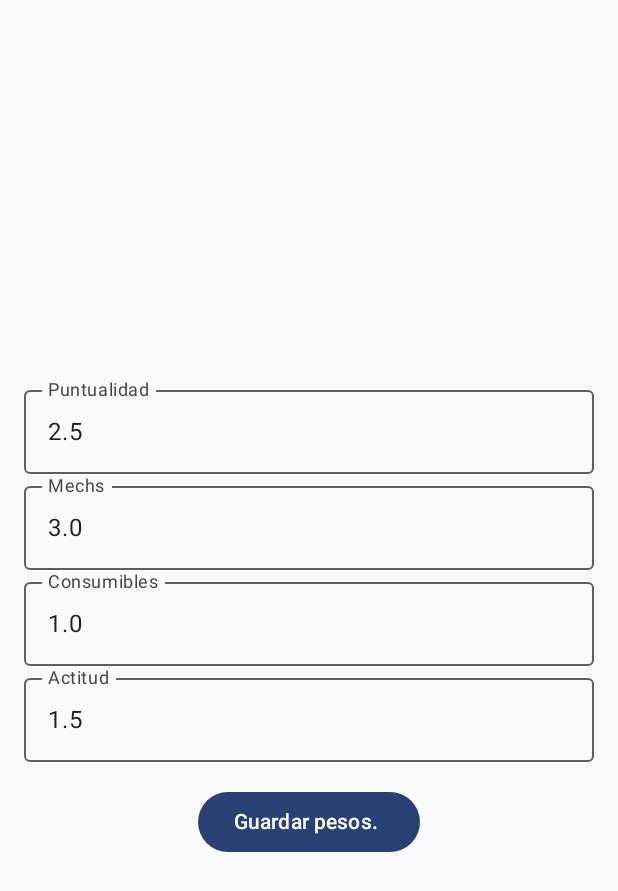
After one commit to LuisRamirezdeVerger/RaidScorerWoW, an Android app built with Jetpack Compose: the ConfigureWeightsScreen screen opened through its navigation route, on a phone screen of 412 x 824 dp. The commit adds this screen. Shown: the top 891 px of the screen. Run offline under Robolectric (Android 15) with nearby library versions, the light colour scheme and no system bars.

Commit message:
Configure Weights Screen added and completed

```diff
--- a/app/src/main/java/com/wito/raidscorerapp/MainActivity.kt
+++ b/app/src/main/java/com/wito/raidscorerapp/MainActivity.kt
@@ -29,6 +29,7 @@ import androidx.navigation.compose.rememberNavController
 import androidx.navigation.navArgument
 import com.wito.raidscorerapp.model.Player
 import com.wito.raidscorerapp.screens.AddPlayerScreen
+import com.wito.raidscorerapp.screens.ConfigureWeightsScreen
 import com.wito.raidscorerapp.screens.EditPlayerScreen
 import com.wito.raidscorerapp.screens.PlayerDetailScreen
 import com.wito.raidscorerapp.screens.PlayerListScreen
@@ -67,10 +68,12 @@ fun MainNavGraph(){
             )
         }
 
+        //Main screen
         composable("main") {
             MainActivity()
         }
 
+        //Add player screen
         composable("add player") {
             AddPlayerScreen(
                 navController = navController,
@@ -80,10 +83,13 @@ fun MainNavGraph(){
                     println("Jugador agregado: ${player.name}, ${player.classWoW}, ${player.specialization}")
             })
         }
+
+        //List players screen
         composable("list players") {
             PlayerListScreen(players = players, navController = navController)
         }
 
+        //Delete players screen
         composable("remove players") {
             RemovePlayerScreen(
                 players = players,
@@ -94,6 +100,7 @@ fun MainNavGraph(){
             )
         }
 
+        //Player details screen
         composable(
             "player_detail/{playerName}",
             arguments = listOf(navArgument("playerName") {type = NavType.StringType })
@@ -110,6 +117,7 @@ fun MainNavGraph(){
             }
         }
 
+        //Edit player screen
         composable ("edit_player/{playerName}",
             arguments = listOf(navArgument("playerName") { type = NavType.StringType })
         ){ backStackEntry ->
@@ -132,7 +140,18 @@ fun MainNavGraph(){
            }
 
         }
+
+        //Edit weights screen
+        composable("configure_weights") {
+            ConfigureWeightsScreen(
+                navController = navController,
+                onWeightsUpdated = { newWeights ->
+                    println("Pesos actualizados")
+                }
+            )
+        }
     }
+
 }
 
 @Composable
@@ -145,7 +164,9 @@ fun HomeScreen(navController: NavController, players: MutableList<Player>){
         Column(
             horizontalAlignment = Alignment.CenterHorizontally,
             verticalArrangement = Arrangement.spacedBy(16.dp),
-            modifier = Modifier.fillMaxSize().padding(16.dp)
+            modifier = Modifier
+                .fillMaxSize()
+                .padding(16.dp)
         ) {
             Text(text = "Raid Scorer App",
                 modifier = Modifier.padding(bottom = 16.dp),
@@ -166,8 +187,15 @@ fun HomeScreen(navController: NavController, players: MutableList<Player>){
                 Text("Listar jugadores")
             }
 
-            Button(onClick = { navController.navigate("remove players") }) {
+            Button(onClick = { navController.navigate("remove players") },
+                modifier = Modifier.fillMaxWidth()) {
                 Text("Eliminar jugador")
+            }
+
+            Button(onClick = { navController.navigate("configure_weights")},
+                modifier = Modifier.fillMaxWidth().padding(16.dp)
+                ) {
+                Text("Configurar pesos de criterios")
             }
         }
     }
--- /dev/null
+++ b/app/src/main/java/com/wito/raidscorerapp/screens/ConfigureWeightsScreen.kt
@@ -0,0 +1,113 @@
+package com.wito.raidscorerapp.screens
+
+import android.widget.Toast
+import androidx.compose.foundation.layout.Arrangement
+import androidx.compose.foundation.layout.Column
+import androidx.compose.foundation.layout.fillMaxSize
+import androidx.compose.foundation.layout.fillMaxWidth
+import androidx.compose.foundation.layout.padding
+import androidx.compose.foundation.text.KeyboardOptions
+import androidx.compose.material3.Button
+import androidx.compose.material3.OutlinedTextField
+import androidx.compose.material3.Text
+import androidx.compose.runtime.Composable
+import androidx.compose.runtime.getValue
+import androidx.compose.runtime.mutableStateOf
+import androidx.compose.runtime.remember
+import androidx.compose.runtime.setValue
+import androidx.compose.ui.Alignment
+import androidx.compose.ui.Modifier
+import androidx.compose.ui.platform.LocalContext
+import androidx.compose.ui.text.input.KeyboardType
+import androidx.compose.ui.unit.dp
+import androidx.navigation.NavController
+import com.wito.raidscorerapp.model.ScoreWeights
+
+@Composable
+fun ConfigureWeightsScreen (
+    navController: NavController,
+    onWeightsUpdated:(Map<String, Double>) -> Unit
+){
+    //Weights states
+    var punctuality by remember { mutableStateOf(ScoreWeights.punctuality.toString()) }
+    var mechanics by remember { mutableStateOf(ScoreWeights.mechanics.toString()) }
+    var consumables by remember { mutableStateOf(ScoreWeights.consumables.toString()) }
+    var attitude by remember { mutableStateOf(ScoreWeights.attitude.toString()) }
+    val context = LocalContext.current
+
+    Column (
+        modifier = Modifier
+            .fillMaxSize()
+            .padding(16.dp),
+        horizontalAlignment = Alignment.CenterHorizontally,
+        verticalArrangement = Arrangement.Center
+    ) {
+        //Punctuality field
+        OutlinedTextField(
+            value = punctuality,
+            onValueChange = {punctuality = it},
+            label = {Text("Puntualidad")},
+            keyboardOptions = KeyboardOptions(keyboardType = KeyboardType.Number),
+            modifier = Modifier.fillMaxWidth()
+        )
+
+        //Mechanics field
+        OutlinedTextField(
+            value = mechanics,
+            onValueChange = {mechanics = it},
+            label = {Text("Mechs")},
+            keyboardOptions = KeyboardOptions(keyboardType = KeyboardType.Number),
+            modifier = Modifier.fillMaxWidth()
+        )
+
+        //Consumables field
+        OutlinedTextField(
+            value = consumables,
+            onValueChange = {consumables = it},
+            label = {Text("Consumibles")},
+            keyboardOptions = KeyboardOptions(keyboardType = KeyboardType.Number),
+            modifier = Modifier.fillMaxWidth()
+        )
+
+        //Attittude field
+        OutlinedTextField(
+            value = attitude,
+            onValueChange = {attitude = it},
+            label = {Text("Actitud")},
+            keyboardOptions = KeyboardOptions(keyboardType = KeyboardType.Number),
+            modifier = Modifier.fillMaxWidth()
+        )
+
+        //Button to save weights
+        Button(
+            onClick = {
+                try {
+                    //Update weights values
+                    ScoreWeights.punctuality = punctuality.toDouble()
+                    ScoreWeights.mechanics = mechanics.toDouble()
+                    ScoreWeights.consumables = consumables.toDouble()
+                    ScoreWeights.attitude = attitude.toDouble()
+
+                    //Notify upodates
+                    onWeightsUpdated (
+                        mapOf(
+                            "punctuality" to ScoreWeights.punctuality,
+                            "mechanics" to ScoreWeights.mechanics,
+                            "consumables" to ScoreWeights.consumables,
+                            "attitude" to ScoreWeights.attitude
+                        )
+                    )
+                    Toast.makeText(context,"Cambios realizados correctamente. ", Toast.LENGTH_SHORT).show()
+                    //Back to previous screen
+                    navController.popBackStack()
+
+                } catch (e: NumberFormatException) {
+                    Toast.makeText(context,"Error, ingresa valores válidos. ", Toast.LENGTH_SHORT).show()
+                }
+            },
+            modifier = Modifier.padding(top = 16.dp)
+        ) {
+            Text("Guardar pesos. ")
+        }
+    }
+}
```
